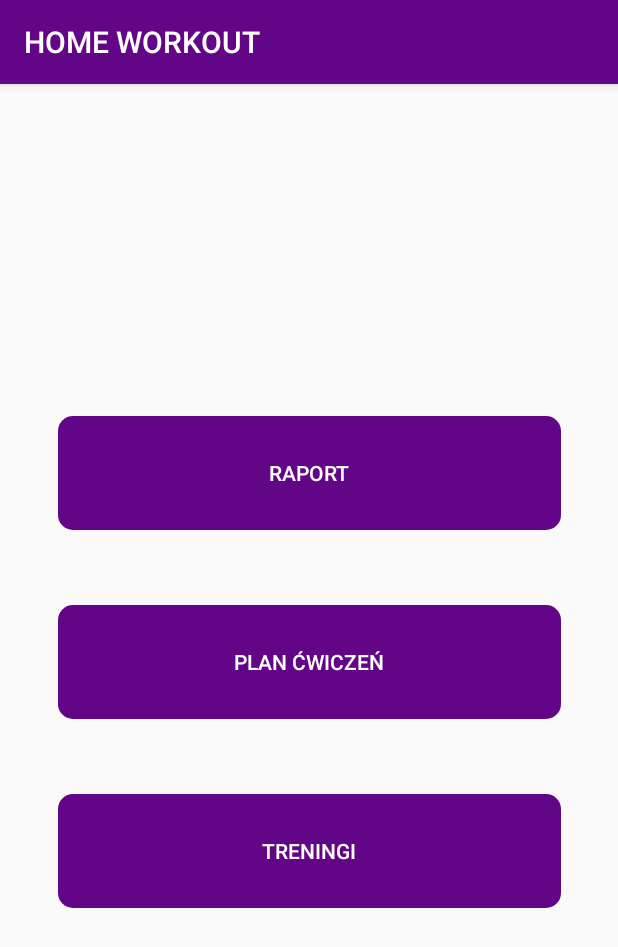
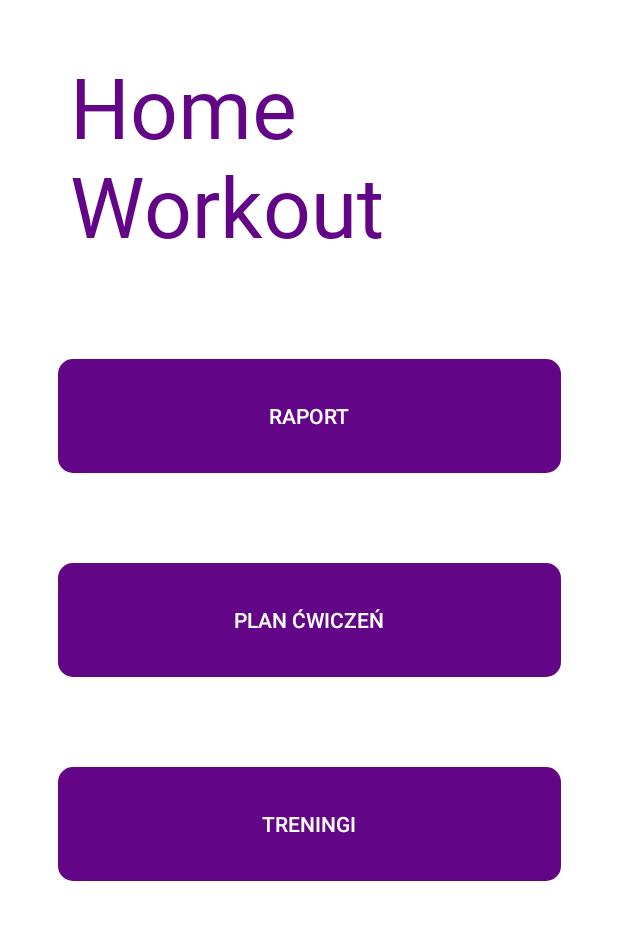
Before and after one commit to jekyion/Home_workout, an Android app: the MainActivity screen opened directly, with no data from a screen before it, on a phone screen of 412 x 824 dp. Shown: the top 947 px of the screen. Run offline under Robolectric (Android 15) with nearby library versions, the phone set to English and light mode, and no system bars.

Commit message:
kolory, cwiczenia, bmi

```diff
--- a/app/src/main/java/com/home_wrokout/RaportActivity.java
+++ b/app/src/main/java/com/home_wrokout/RaportActivity.java
@@ -33,8 +33,8 @@ public class RaportActivity extends AppCompatActivity {
         wzrostpob=findViewById(R.id.wzrost);
         wagapob=findViewById(R.id.waga);
         SharedPreferences preferences = getSharedPreferences("bmi", MODE_PRIVATE);
-        String waga = preferences.getString("WAGA","1");
-        String wzrost = preferences.getString("WZROST","123" );
+        String waga = preferences.getString("WAGA","70");
+        String wzrost = preferences.getString("WZROST","180" );
         wzrostpob.setText(wzrost);
         wagapob.setText(waga);
         Float x = calculateBMIMetric(Float.valueOf(wzrost),Float.valueOf(waga));
--- a/app/src/main/res/layout/activity_main.xml
+++ b/app/src/main/res/layout/activity_main.xml
@@ -4,7 +4,23 @@
     xmlns:tools="http://schemas.android.com/tools"
     android:layout_width="match_parent"
     android:layout_height="match_parent"
-    tools:context=".MainActivity">
+    tools:context=".MainActivity"
+    android:background="@color/white">
+
+    <TextView
+        android:id="@+id/textView10"
+        android:layout_width="359dp"
+        android:layout_height="142dp"
+        android:fontFamily="@font/sport"
+        android:text="Home Workout"
+        android:textColor="#620587"
+        android:textSize="56sp"
+        app:layout_constraintBottom_toBottomOf="parent"
+        app:layout_constraintEnd_toEndOf="parent"
+        app:layout_constraintHorizontal_bias="0.884"
+        app:layout_constraintStart_toStartOf="parent"
+        app:layout_constraintTop_toTopOf="parent"
+        app:layout_constraintVertical_bias="0.049" />
 
     <Button
         android:id="@+id/button10"
--- a/app/src/main/res/values-night/themes.xml
+++ b/app/src/main/res/values-night/themes.xml
@@ -1,6 +1,6 @@
 <resources xmlns:tools="http://schemas.android.com/tools">
     <!-- Base application theme. -->
-    <style name="Theme.Homewrokout" parent="Theme.AppCompat.DayNight.DarkActionBar">
+    <style name="Theme.Homewrokout" parent="Theme.AppCompat.DayNight.NoActionBar">
         <!-- Primary brand color. -->
         <item name="colorPrimary">@color/purple_200</item>
         <item name="colorPrimaryVariant">@color/purple_700</item>
--- a/app/src/main/res/values/themes.xml
+++ b/app/src/main/res/values/themes.xml
@@ -1,6 +1,6 @@
 <resources xmlns:tools="http://schemas.android.com/tools">
     <!-- Base application theme. -->
-    <style name="Theme.Homewrokout" parent="Theme.AppCompat.DayNight.DarkActionBar">
+    <style name="Theme.Homewrokout" parent="Theme.AppCompat.DayNight.NoActionBar">
         <!-- Primary brand color. -->
         <item name="colorPrimary">@color/purple_500</item>
         <item name="colorPrimaryVariant">@color/purple_700</item>
```
Also changed, not shown: app/src/main/res/layout/activity_first.xml (+8 -8 lines), 1 other file.
